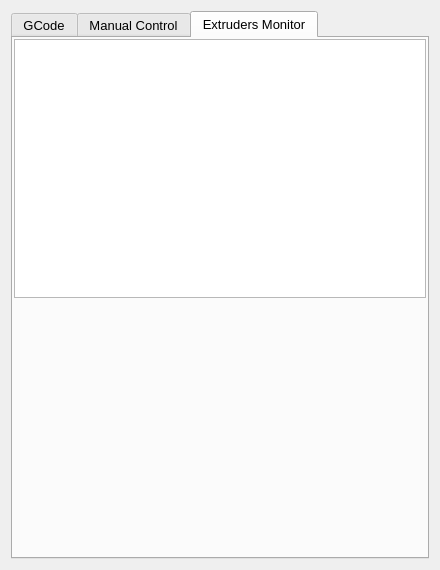
KDE/brprint3d, file ManualControlWidget.ui: the form before one commit.
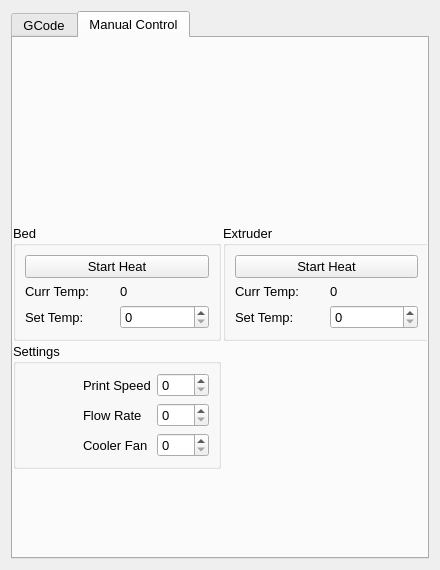
The form after the commit. Icons and pictures are not drawn. Custom widgets are drawn as their Qt base class.

Commit message:
Change app to support only ONE extruder
Several changes to change the support of the qnt of extruders
in this app.
Since we will made a new version of this app, this version will
not receive new adjustments, like controllers to manage more
the one extruder.
To simplify this version, I remove all support for 2
extruders or more. Because the previous logic dont have
full support to more then one extruder.

Diff of the .ui file:
```diff
--- a/ManualControlWidget.ui
+++ b/ManualControlWidget.ui
@@ -37,7 +37,7 @@
       </size>
      </property>
      <property name="currentIndex">
-      <number>2</number>
+      <number>1</number>
      </property>
      <widget class="QWidget" name="gcodeTab">
       <attribute name="title">
@@ -472,44 +472,6 @@
        </layout>
       </widget>
      </widget>
-     <widget class="QWidget" name="extruderMonitorTab">
-      <attribute name="title">
-       <string>Extruders Monitor</string>
-      </attribute>
-      <layout class="QVBoxLayout" name="verticalLayout">
-       <property name="spacing">
-        <number>2</number>
-       </property>
-       <property name="leftMargin">
-        <number>1</number>
-       </property>
-       <property name="topMargin">
-        <number>1</number>
-       </property>
-       <property name="rightMargin">
-        <number>1</number>
-       </property>
-       <property name="bottomMargin">
-        <number>1</number>
-       </property>
-       <item>
-        <widget class="QTableView" name="tableView"/>
-       </item>
-       <item>
-        <spacer name="verticalSpacer_3">
-         <property name="orientation">
-          <enum>Qt::Vertical</enum>
-         </property>
-         <property name="sizeHint" stdset="0">
-          <size>
-           <width>20</width>
-           <height>40</height>
-          </size>
-         </property>
-        </spacer>
-       </item>
-      </layout>
-     </widget>
     </widget>
    </item>
   </layout>
```
The commit also changes 6 other files.
